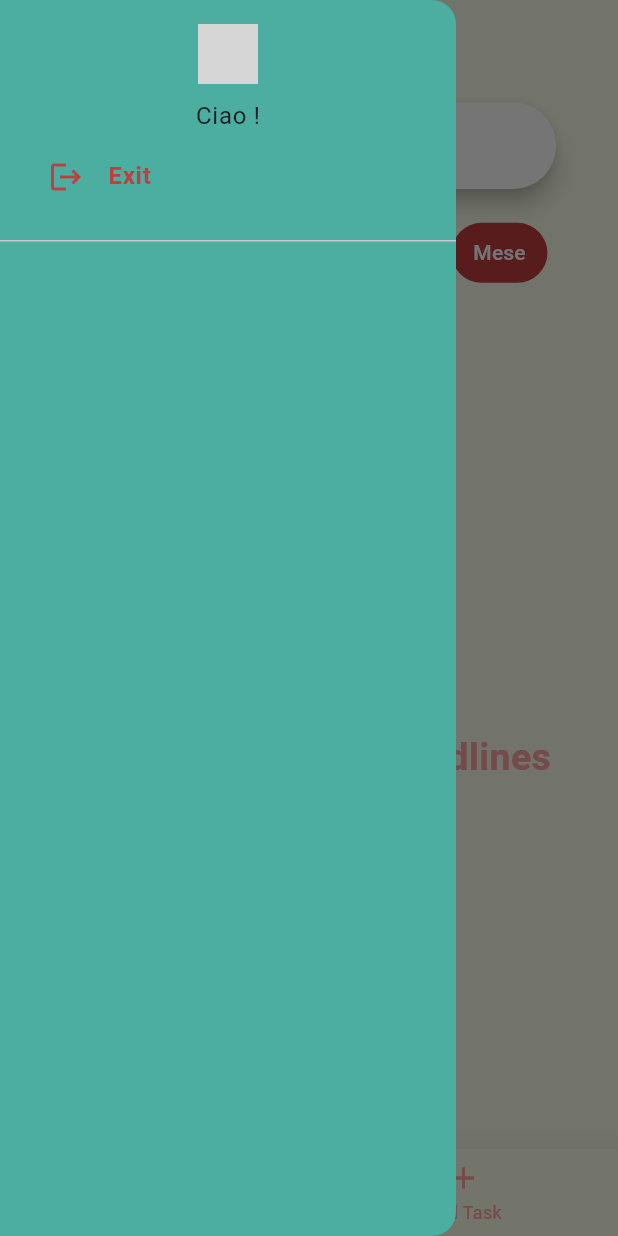
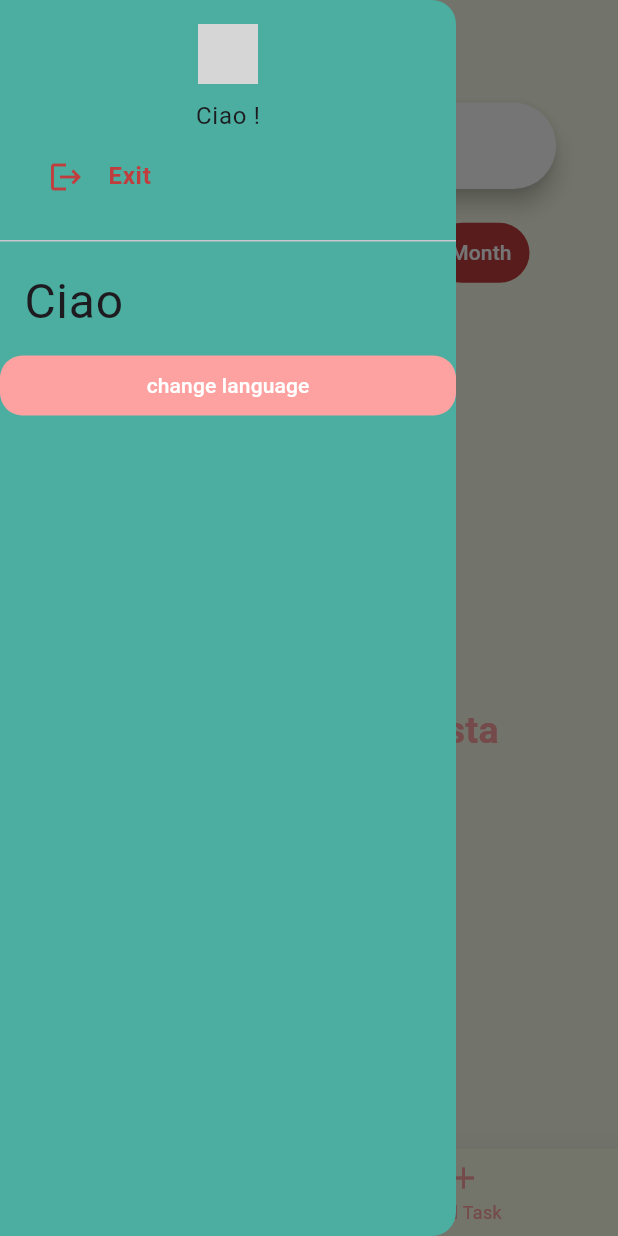
Before and after one commit to An4i3s/Tasks, a Flutter app: the screen it shows once a user with an empty profile is signed in, with the side drawer open, on a phone screen of 412 x 824 dp. Run offline on Flutter 3.47's test engine with Material 3 defaults, Android fonts, the phone set to English and light mode, and no system bars; our stand-ins replace cached_network_image, cloud_firestore, firebase_auth, firebase_core, firebase_storage, form_validator and 2 more; accounts and stored records are empty; network calls fail; grey boxes are pictures that could not be loaded.

Commit message:
Implement internationalization
languages : en, it
da completare traduzione

```diff
--- a/lib/constants/colors.dart
+++ b/lib/constants/colors.dart
@@ -15,5 +15,5 @@ Color kRed = const Color.fromRGBO(192, 62, 62, 1);
 Color coloreStudio = const Color.fromRGBO(126, 197, 181, 1);
 Color coloreCasa = const Color.fromRGBO(254, 161, 161, 1);
 Color coloreLavoro = const Color.fromRGBO(232, 190, 252,1 );
-Color coloreBenessere = Color.fromARGB(255, 248, 99, 99);
+Color coloreBenessere = const Color.fromARGB(255, 248, 99, 99);
 Color coloreSvago = const Color.fromRGBO(35, 148, 204, 1);
--- /dev/null
+++ b/lib/constants/constant_strings.dart
@@ -0,0 +1,13 @@
+abstract class Constants{
+
+  //JSON KEY FOR I18N
+
+  static const introduceLabel = "introduce";
+  static const noItemsAddedLabel = "noItemLabel";
+  static const noItemDeadline = "noItemDeadline";
+  static const allLabel = "allLabel";
+  static const todayLabel = "todayLabel";
+  static const weekLabel = "weekLabel";
+  static const monthLabel = "monthLabel";
+
+}
--- a/lib/constants/widgets_styles.dart
+++ b/lib/constants/widgets_styles.dart
@@ -74,7 +74,7 @@ TextButtonThemeData kStyleTxtBtnTheme =  TextButtonThemeData(
 
 ButtonStyle kBtnStyle = ButtonStyle(
  backgroundColor: MaterialStatePropertyAll<Color>(kPink),
-  foregroundColor: MaterialStatePropertyAll<Color>(Colors.white),
-  padding: MaterialStatePropertyAll(EdgeInsets.only(bottom: 25)),
+  foregroundColor: const MaterialStatePropertyAll<Color>(Colors.white),
+  padding: const MaterialStatePropertyAll(EdgeInsets.only(bottom: 25)),
   //textStyle: MaterialStatePropertyAll<TextStyle>(kMenuStyle),
 );
--- a/lib/main.dart
+++ b/lib/main.dart
@@ -1,3 +1,4 @@
+
 import 'package:firebase_auth/firebase_auth.dart';
 import 'package:firebase_core/firebase_core.dart';
 import 'package:flutter/material.dart';
@@ -8,7 +9,12 @@ import 'package:one_my_tasks/screens/auth.dart';
 import 'package:one_my_tasks/screens/home_page.dart';
 import 'package:flutter/services.dart';
 import 'package:one_my_tasks/screens/splash_screen.dart';
-import 'package:one_my_tasks/screens/update_screen.dart';
+import 'package:one_my_tasks/utility/multiple_languages.dart';
+import 'package:flutter_localizations/flutter_localizations.dart';
+
+
+List? locales;
+
 
 void main() async{
   WidgetsFlutterBinding.ensureInitialized();
@@ -20,12 +26,67 @@ void main() async{
   ).then((value) => runApp(const MainApp()));
 }
 
-class MainApp extends StatelessWidget {
+class MainApp extends StatefulWidget {
   const MainApp({super.key});
+
+  @override
+  State<MainApp> createState() => _MainAppState();
+
+  static void setLocale(BuildContext context, Locale newLocale) {
+    _MainAppState? state = context.findAncestorStateOfType<_MainAppState>();
+    state!.changeLocale(newLocale);
+  }
+}
+
+class _MainAppState extends State<MainApp> {
+
+  Locale _locale = const Locale.fromSubtags(languageCode: 'en');
+
+   void changeLocale(Locale locale){
+    setState(() {
+      _locale=locale;
+    });
+  }
+
+  @override
+  void didChangeDependencies() async{
+    super.didChangeDependencies();
+    final multilanguages = Mutlilanguages();
+    final localeKey = await multilanguages.readLocaleKey();
+    if(localeKey == 'it'){
+      _locale = const Locale('it', 'IT');
+    }else{
+      _locale = const Locale.fromSubtags(languageCode: 'en');
+    }
+    setState(() {
+
+    });
+  }
 
   @override
   Widget build(BuildContext context) {
     return  MaterialApp(
+      supportedLocales: const [
+        Locale('it'),
+        Locale('en'),
+        // Locale('it', 'IT'),
+        // Locale.fromSubtags(languageCode: 'en')
+      ],
+      localizationsDelegates:  const [
+        Mutlilanguages.delegate,
+        GlobalMaterialLocalizations.delegate,
+        GlobalWidgetsLocalizations.delegate,
+        GlobalCupertinoLocalizations.delegate,
+      ],
+      locale: _locale,
+      // localeResolutionCallback: (locale, supportedLocales) {
+      //   for(var supportedLocaleLanguage in supportedLocales){
+      //     if(supportedLocaleLanguage.languageCode == locale?.languageCode && supportedLocaleLanguage.countryCode == locale?.countryCode){
+      //       return supportedLocaleLanguage;
+      //     }
+      //   }
+      //   return supportedLocales.first;
+      // },
       home:  StreamBuilder(
         stream: FirebaseAuth.instance.authStateChanges(),
         builder: ((ctx, snapshot){
--- a/lib/screens/add_task.dart
+++ b/lib/screens/add_task.dart
@@ -1,7 +1,6 @@
 
 
 
-import 'package:firebase_auth/firebase_auth.dart';
 import 'package:flutter/material.dart';
 import 'package:one_my_tasks/constants/colors.dart';
 
@@ -42,7 +41,7 @@ class _AddTaskScreenState extends State<AddTaskScreen> {
         selectedIndex: 1,
       ),
       body:
-              MyCustomForm(
+              const MyCustomForm(
 
                )
 
--- a/lib/screens/home_page.dart
+++ b/lib/screens/home_page.dart
@@ -1,14 +1,14 @@
 import 'package:cloud_firestore/cloud_firestore.dart';
 import 'package:firebase_auth/firebase_auth.dart';
-import 'package:flutter/cupertino.dart';
 import 'package:flutter/material.dart';
-import 'package:flutter/widgets.dart';
 import 'package:one_my_tasks/constants/colors.dart';
+import 'package:one_my_tasks/constants/constant_strings.dart';
 import 'package:one_my_tasks/constants/sizes.dart';
 import 'package:one_my_tasks/constants/widgets_styles.dart';
 import 'package:one_my_tasks/data/category_data.dart';
 import 'package:one_my_tasks/models/tasks.dart';
 import 'package:one_my_tasks/screens/update_screen.dart';
+import 'package:one_my_tasks/utility/multiple_languages.dart';
 import 'package:one_my_tasks/widgets/my_bottom_navbar.dart';
 import 'package:one_my_tasks/widgets/my_drawer.dart';
 import 'package:one_my_tasks/widgets/tile_task.dart';
@@ -193,8 +193,8 @@ int i =0;
    SizeConfig.init(context);
 
 
-    Widget content = const Center(
-      child: Text('No items added yet'),
+    Widget content =  Center(
+      child: Text(Mutlilanguages.of(context)!.translate(Constants.noItemsAddedLabel)),
     );
 
 
@@ -259,10 +259,9 @@ int i =0;
     }
 
     if(_displayTasks.isEmpty){
-      content = Center(child: Text('No tasks with this deadlines', style: kTextStyle,));
+      content = Center(child: Text(Mutlilanguages.of(context)!.translate(Constants.noItemDeadline), style: kTextStyle,));
     }
 
-    //var size = MediaQuery.of(context).size;
 
     return Scaffold(
       extendBody: true,
@@ -333,8 +332,8 @@ int i =0;
                     },
                     style: TextButton.styleFrom(
                         backgroundColor: kPink, foregroundColor: Colors.white),
-                    child: const Text(
-                      'Tutti',
+                    child:  Text(
+                      Mutlilanguages.of(context)!.translate(Constants.allLabel),
                     ),
                   ),
                 ),
@@ -348,7 +347,7 @@ int i =0;
                       style: TextButton.styleFrom(
                           backgroundColor: kGreen,
                           foregroundColor: Colors.white),
-                      child: const Text('Oggi')),
+                      child:  Text(Mutlilanguages.of(context)!.translate(Constants.todayLabel),),),
                 ),
                 Padding(
                   padding:  EdgeInsets.all(SizeConfig.blockSizeHorizontal!*1.5),
@@ -360,7 +359,7 @@ int i =0;
                       style: TextButton.styleFrom(
                           backgroundColor: kBlue,
                           foregroundColor: Colors.white),
-                      child: const Text('Settimana')),
+                      child:  Text(Mutlilanguages.of(context)!.translate(Constants.weekLabel))),
                 ),
                 Padding(
                   padding:  EdgeInsets.all(SizeConfig.blockSizeHorizontal!*1.5),
@@ -371,7 +370,7 @@ int i =0;
                       },
                       style: TextButton.styleFrom(
                           backgroundColor: kRed, foregroundColor: Colors.white),
-                      child: const Text('Mese')),
+                      child: Text(Mutlilanguages.of(context)!.translate(Constants.monthLabel))),
                 ),
               ],
             ),
@@ -393,7 +392,7 @@ int i =0;
             SizedBox(
               width: SizeConfig.blockSizeHorizontal!*100,
 
-             height: SizeConfig.blockSizeVertical!*60,
+              height: SizeConfig.blockSizeVertical!*60,
               child: content,
             ),
           ],
--- a/lib/screens/splash_screen.dart
+++ b/lib/screens/splash_screen.dart
@@ -11,9 +11,9 @@ class SplashScreen extends StatelessWidget{
   Widget build(BuildContext context) {
     return Scaffold(
       appBar: AppBar(
-        title: Text('Tasks'),
+        title: const Text('Tasks'),
       ),
-      body: Center(
+      body: const Center(
         child:
          Text('Loading....'),
       ),
--- a/lib/screens/update_screen.dart
+++ b/lib/screens/update_screen.dart
@@ -30,7 +30,7 @@ class _UpdateScreenState extends State<UpdateScreen> {
   Widget build(BuildContext context) {
      return Scaffold(
       appBar: AppBar(
-        title: Text('Aggiorna il Task'),
+        title: const Text('Aggiorna il Task'),
         backgroundColor: bckColor,
       ),
       body:  SingleChildScrollView(
--- /dev/null
+++ b/lib/utility/multiple_languages.dart
@@ -0,0 +1,80 @@
+import 'dart:convert';
+
+import 'package:flutter/material.dart';
+import 'package:flutter/services.dart';
+import 'package:one_my_tasks/main.dart';
+import 'package:shared_preferences/shared_preferences.dart';
+
+class Mutlilanguages {
+
+  final Locale locale;
+
+  Mutlilanguages({this.locale = const Locale.fromSubtags(languageCode: 'it')});
+
+  static Mutlilanguages? of (BuildContext context){
+    return Localizations.of<Mutlilanguages>(context, Mutlilanguages);
+  }
+
+  void keepLocaleKeys(String localeKey) async {
+    final prefs = await SharedPreferences.getInstance();
+    await prefs.remove('localeKey');
+    await prefs.setString('localeKey', localeKey);
+  }
+
+  Future<String> readLocaleKey() async {
+
+    final prefs = await SharedPreferences.getInstance();
+
+    return prefs.getString('localeKey') ?? 'it';
+  }
+
+  void setLocale(BuildContext context, Locale locale) async{
+    keepLocaleKeys(locale.languageCode);
+    print('***********key languages: ${locale.languageCode}');
+    MainApp.setLocale(context, locale);
+  }
+
+  static const LocalizationsDelegate<Mutlilanguages> delegate = MultiLanguagesDelegate();
+
+  late Map<String, String> _localizedStrings;
+
+  Future<bool> load() async{
+    String jsonString = await rootBundle.loadString('languages/${locale.languageCode}.json');
+    Map<String, dynamic> jsonMap = json.decode(jsonString);
+
+    _localizedStrings = jsonMap.map((key, value){
+      return MapEntry(key, value.toString());
+    });
+
+    return true;
+  }
+
+  String translate(String key){
+    return _localizedStrings[key]!;
+  }
+}
+
+
+class MultiLanguagesDelegate extends LocalizationsDelegate<Mutlilanguages>{
+
+
+  const MultiLanguagesDelegate();
+
+  @override
+  bool isSupported(Locale locale) {
+    return ['it', 'en'].contains(locale.languageCode);
+  }
+
+  @override
+  Future<Mutlilanguages> load(Locale locale) async{
+    Mutlilanguages localizations = Mutlilanguages(locale: locale);
+    await localizations.load();
+    return localizations;
+  }
+
+  @override
+  bool shouldReload(covariant LocalizationsDelegate<Mutlilanguages> old) {
+    return false;
+  }
+
+}
--- a/lib/widgets/my_Custom_form.dart
+++ b/lib/widgets/my_Custom_form.dart
@@ -7,7 +7,6 @@ import 'package:one_my_tasks/constants/colors.dart';
 import 'package:one_my_tasks/constants/widgets_styles.dart';
 import 'package:one_my_tasks/data/category_data.dart';
 import 'package:one_my_tasks/models/category_task.dart';
-import 'package:one_my_tasks/models/tasks.dart';
 import 'package:one_my_tasks/screens/home_page.dart';
 import 'dart:convert';
 import 'package:http/http.dart' as http;
@@ -21,7 +20,7 @@ typedef AsyncCallback = Future<void> Function();
 class MyCustomForm extends StatefulWidget{
 
 
-   MyCustomForm({super.key});
+   const MyCustomForm({super.key});
 
 
 
@@ -205,7 +204,7 @@ class _MyCustomFormState extends State<MyCustomForm> {
 
 
               Container(
-                margin: EdgeInsets.only(right: 15.0, left: 15, top: 50, bottom: 50),
+                margin: const EdgeInsets.only(right: 15.0, left: 15, top: 50, bottom: 50),
                 width: double.infinity,
                 height: 70,
                 child: TextButton(
--- a/lib/widgets/my_drawer.dart
+++ b/lib/widgets/my_drawer.dart
@@ -1,12 +1,11 @@
 import 'package:cached_network_image/cached_network_image.dart';
-import 'package:cloud_firestore/cloud_firestore.dart';
 import 'package:firebase_auth/firebase_auth.dart';
-import 'package:flutter/cupertino.dart';
 import 'package:flutter/material.dart';
-import 'package:flutter/rendering.dart';
-import 'package:flutter/widgets.dart';
 import 'package:one_my_tasks/constants/colors.dart';
+import 'package:one_my_tasks/constants/constant_strings.dart';
 import 'package:one_my_tasks/constants/sizes.dart';
+import 'package:one_my_tasks/constants/widgets_styles.dart';
+import 'package:one_my_tasks/utility/multiple_languages.dart';
 
 
 class myDrawer extends StatefulWidget {
@@ -23,6 +22,7 @@ class myDrawer extends StatefulWidget {
 class _myDrawerState extends State<myDrawer> {
   final authenticatedUser = FirebaseAuth.instance.currentUser!;
 
+  Mutlilanguages multilanguages = Mutlilanguages();
 
 
    @override
@@ -31,7 +31,10 @@ class _myDrawerState extends State<myDrawer> {
     super.initState();
   }
 
-
+  @override
+  void didChangeDependencies() {
+    super.didChangeDependencies();
+  }
 
 
   @override
@@ -47,7 +50,7 @@ class _myDrawerState extends State<myDrawer> {
           DrawerHeader(
             child: Column(
             children: [
-             CircleAvatar(
+              CircleAvatar(
               //SharedPereferences (validazione cache login/data)
 
               backgroundImage:  CachedNetworkImageProvider(widget.imageUrl,),
@@ -60,17 +63,43 @@ class _myDrawerState extends State<myDrawer> {
                 child: Text('Ciao ${widget.username}!'),
               ),
               ListTile(
-                   title:  Text('Exit', style: TextStyle(color: kRed, fontWeight: FontWeight.bold),),
-                   leading:  Icon(Icons.logout, color: kRed,),
+                    title:  Text('Exit', style: TextStyle(color: kRed, fontWeight: FontWeight.bold),),
+                    leading:  Icon(Icons.logout, color: kRed,),
                   onTap: () {
-                       FirebaseAuth.instance.signOut();
+                        FirebaseAuth.instance.signOut();
                       },
-             ),
+              ),
+
             ],
                         ),
 
           ),
+        ListTile(
+              title: Text(Mutlilanguages.of(context)!.translate(Constants.introduceLabel),
+              //title: Text(Mutlilanguages.of(context)!.translate('introduce'),
+              style: const TextStyle(fontSize: 32),
+              ),
 
+              ),
+              TextButton(
+                onPressed: () async{
+                  if(await multilanguages.readLocaleKey() == 'it'){
+                      setState(() {
+                        multilanguages.setLocale(context, const Locale('en', 'EN'));
+                      });
+                      print('°°°°°°°°°°°°°°°°TEXT BUTTON PRESSED');
+
+
+                  }else{
+                    setState(() {
+                      multilanguages.setLocale(context, const Locale.fromSubtags(languageCode: 'it'));
+                        print('°°°°°°°°°°°°°°°°TEXT BUTTON PRESSED');
+                    });
+
+                  }
+                },
+                style: kStyleTxtBtnTheme.style,
+                child: const Text('change language'),),
         ],
       ),
     );
--- a/lib/widgets/tile_task.dart
+++ b/lib/widgets/tile_task.dart
@@ -1,7 +1,5 @@
 import 'package:flutter/material.dart';
-import 'package:one_my_tasks/constants/colors.dart';
 import 'package:one_my_tasks/constants/sizes.dart';
-import 'package:one_my_tasks/screens/update_screen.dart';
 
 class TaskTile extends StatelessWidget{
 
--- a/lib/widgets/update_form.dart
+++ b/lib/widgets/update_form.dart
@@ -1,17 +1,13 @@
-import 'package:cloud_firestore/cloud_firestore.dart';
 import 'package:firebase_auth/firebase_auth.dart';
-import 'package:firebase_storage/firebase_storage.dart';
 import 'package:flutter/material.dart';
 import 'package:form_validator/form_validator.dart';
 import 'package:one_my_tasks/constants/colors.dart';
 import 'package:one_my_tasks/constants/widgets_styles.dart';
 import 'package:one_my_tasks/data/category_data.dart';
-import 'package:one_my_tasks/models/category_task.dart';
 import 'package:one_my_tasks/models/tasks.dart';
 import 'package:one_my_tasks/screens/home_page.dart';
 import 'dart:convert';
 import 'package:http/http.dart' as http;
-import 'package:one_my_tasks/screens/update_screen.dart';
 
 
 class UpdateForm extends StatefulWidget {
@@ -216,7 +212,7 @@ class _UpdateFormState extends State<UpdateForm> {
             ),
             Container(
               margin:
-                  EdgeInsets.only(right: 15.0, left: 15, top: 50, bottom: 50),
+                  const EdgeInsets.only(right: 15.0, left: 15, top: 50, bottom: 50),
               width: double.infinity,
               height: 70,
               child: TextButton(
--- a/lib/widgets/user_image_picker.dart
+++ b/lib/widgets/user_image_picker.dart
@@ -47,7 +47,7 @@ class _UserImagePickerState extends State<UserImagePicker>{
           backgroundColor: Colors.grey,
           foregroundImage: _pickeImageFile != null ? FileImage(_pickeImageFile!) : null,
         ),
-        TextButton.icon(onPressed: _pickImage, icon: Icon(Icons.image), label: Text('Add Image', style: TextStyle(
+        TextButton.icon(onPressed: _pickImage, icon: const Icon(Icons.image), label: Text('Add Image', style: TextStyle(
           color: Theme.of(context).primaryColor,
         ),)),
       ],
```
Also changed, not shown: languages/en.json (added, +11 -0 lines), languages/it.json (added, +10 -0 lines), pubspec.yaml (+8 -0 lines), pubspec.lock, 2 other files.
